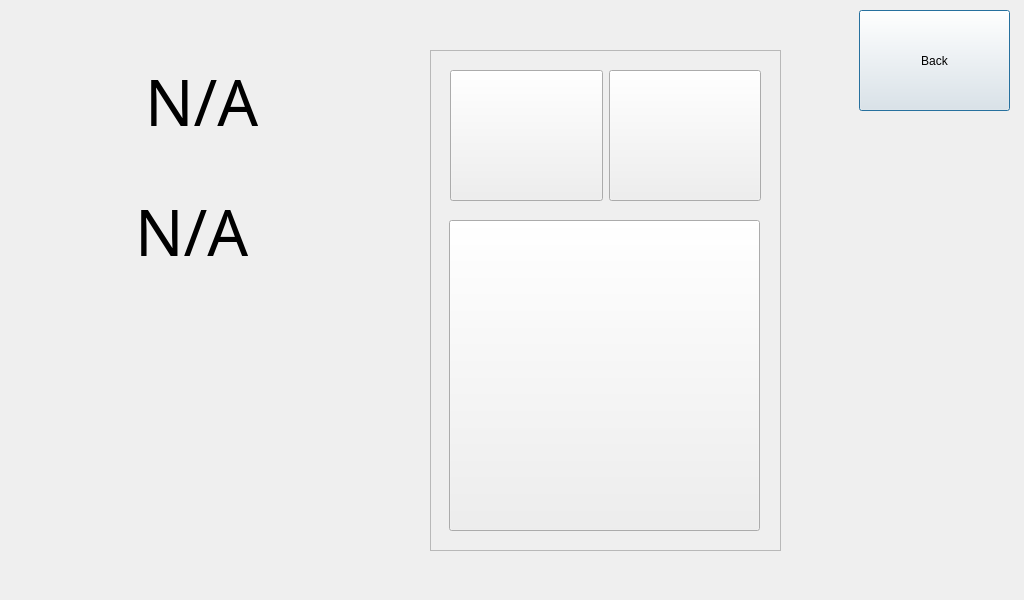
maajus/namas_main, file ui/Bath_Room_win.ui: the form before one commit.
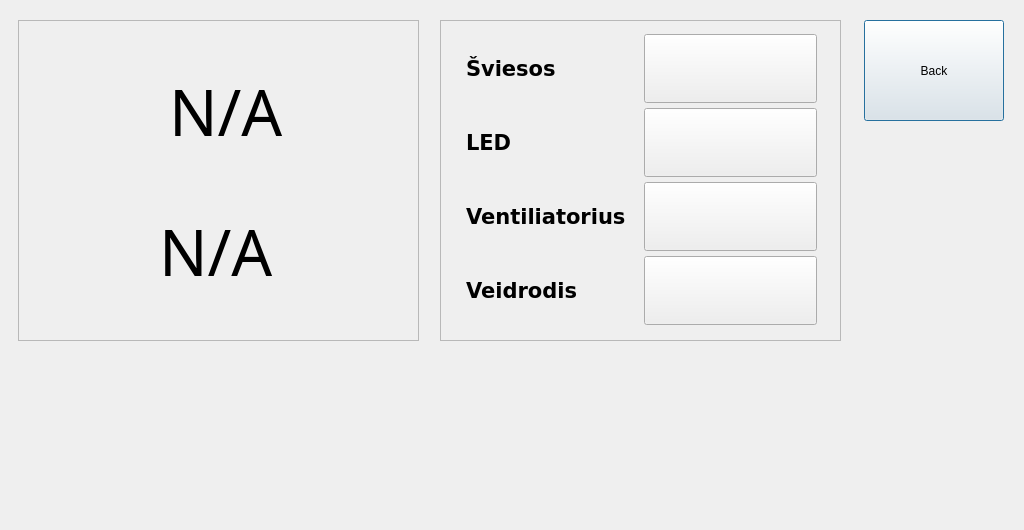
The form after the commit. Icons and pictures are not drawn.

```diff
--- a/ui/Bath_Room_win.ui
+++ b/ui/Bath_Room_win.ui
@@ -7,7 +7,7 @@
     <x>0</x>
     <y>0</y>
     <width>1024</width>
-    <height>600</height>
+    <height>530</height>
    </rect>
   </property>
   <property name="windowTitle">
@@ -16,9 +16,9 @@
   <widget class="QPushButton" name="back_button">
    <property name="geometry">
     <rect>
-     <x>859</x>
-     <y>10</y>
-     <width>151</width>
+     <x>864</x>
+     <y>20</y>
+     <width>140</width>
      <height>101</height>
     </rect>
    </property>
@@ -26,11 +26,209 @@
     <string>Back</string>
    </property>
   </widget>
+  <widget class="QFrame" name="room_buttons_frame">
+   <property name="geometry">
+    <rect>
+     <x>440</x>
+     <y>20</y>
+     <width>401</width>
+     <height>321</height>
+    </rect>
+   </property>
+   <property name="frameShape">
+    <enum>QFrame::StyledPanel</enum>
+   </property>
+   <property name="frameShadow">
+    <enum>QFrame::Raised</enum>
+   </property>
+   <widget class="QWidget" name="">
+    <property name="geometry">
+     <rect>
+      <x>26</x>
+      <y>14</y>
+      <width>351</width>
+      <height>291</height>
+     </rect>
+    </property>
+    <layout class="QVBoxLayout" name="verticalLayout">
+     <property name="spacing">
+      <number>5</number>
+     </property>
+     <item>
+      <layout class="QHBoxLayout" name="horizontalLayout">
+       <item>
+        <widget class="QLabel" name="label">
+         <property name="font">
+          <font>
+           <family>DejaVu Sans</family>
+           <pointsize>16</pointsize>
+           <weight>75</weight>
+           <bold>true</bold>
+          </font>
+         </property>
+         <property name="text">
+          <string>Šviesos</string>
+         </property>
+        </widget>
+       </item>
+       <item>
+        <widget class="QPushButton" name="lights0_button">
+         <property name="sizePolicy">
+          <sizepolicy hsizetype="Minimum" vsizetype="Minimum">
+           <horstretch>0</horstretch>
+           <verstretch>0</verstretch>
+          </sizepolicy>
+         </property>
+         <property name="text">
+          <string/>
+         </property>
+         <property name="iconSize">
+          <size>
+           <width>128</width>
+           <height>128</height>
+          </size>
+         </property>
+        </widget>
+       </item>
+      </layout>
+     </item>
+     <item>
+      <layout class="QHBoxLayout" name="horizontalLayout_4">
+       <item>
+        <widget class="QLabel" name="label_2">
+         <property name="font">
+          <font>
+           <family>DejaVu Sans</family>
+           <pointsize>16</pointsize>
+           <weight>75</weight>
+           <bold>true</bold>
+          </font>
+         </property>
+         <property name="text">
+          <string>LED</string>
+         </property>
+        </widget>
+       </item>
+       <item>
+        <widget class="QPushButton" name="lights1_button">
+         <property name="sizePolicy">
+          <sizepolicy hsizetype="Minimum" vsizetype="Minimum">
+           <horstretch>0</horstretch>
+           <verstretch>0</verstretch>
+          </sizepolicy>
+         </property>
+         <property name="text">
+          <string/>
+         </property>
+         <property name="iconSize">
+          <size>
+           <width>128</width>
+           <height>128</height>
+          </size>
+         </property>
+        </widget>
+       </item>
+      </layout>
+     </item>
+     <item>
+      <layout class="QHBoxLayout" name="horizontalLayout_5">
+       <item>
+        <widget class="QLabel" name="label_3">
+         <property name="font">
+          <font>
+           <family>DejaVu Sans</family>
+           <pointsize>16</pointsize>
+           <weight>75</weight>
+           <bold>true</bold>
+          </font>
+         </property>
+         <property name="text">
+          <string>Ventiliatorius</string>
+         </property>
+        </widget>
+       </item>
+       <item>
+        <widget class="QPushButton" name="lights2_button">
+         <property name="sizePolicy">
+          <sizepolicy hsizetype="Minimum" vsizetype="Minimum">
+           <horstretch>0</horstretch>
+           <verstretch>0</verstretch>
+          </sizepolicy>
+         </property>
+         <property name="text">
+          <string/>
+         </property>
+         <property name="iconSize">
+          <size>
+           <width>128</width>
+           <height>128</height>
+          </size>
+         </property>
+        </widget>
+       </item>
+      </layout>
+     </item>
+     <item>
+      <layout class="QHBoxLayout" name="horizontalLayout_6">
+       <item>
+        <widget class="QLabel" name="label_4">
+         <property name="font">
+          <font>
+           <family>DejaVu Sans</family>
+           <pointsize>16</pointsize>
+           <weight>75</weight>
+           <bold>true</bold>
+          </font>
+         </property>
+         <property name="text">
+          <string>Veidrodis</string>
+         </property>
+        </widget>
+       </item>
+       <item>
+        <widget class="QPushButton" name="lights3_button">
+         <property name="sizePolicy">
+          <sizepolicy hsizetype="Minimum" vsizetype="Minimum">
+           <horstretch>0</horstretch>
+           <verstretch>0</verstretch>
+          </sizepolicy>
+         </property>
+         <property name="text">
+          <string/>
+         </property>
+         <property name="iconSize">
+          <size>
+           <width>128</width>
+           <height>128</height>
+          </size>
+         </property>
+        </widget>
+       </item>
+      </layout>
+     </item>
+    </layout>
+   </widget>
+  </widget>
+  <widget class="QFrame" name="room_temp_frame">
+   <property name="geometry">
+    <rect>
+     <x>18</x>
+     <y>20</y>
+     <width>401</width>
+     <height>321</height>
+    </rect>
+   </property>
+   <property name="frameShape">
+    <enum>QFrame::StyledPanel</enum>
+   </property>
+   <property name="frameShadow">
+    <enum>QFrame::Raised</enum>
+   </property>
   <widget class="QWidget" name="layoutWidget">
    <property name="geometry">
     <rect>
-     <x>20</x>
-     <y>30</y>
+      <x>26</x>
+      <y>20</y>
      <width>351</width>
      <height>141</height>
     </rect>
@@ -73,7 +271,7 @@
   <widget class="QWidget" name="layoutWidget">
    <property name="geometry">
     <rect>
-     <x>20</x>
+      <x>26</x>
      <y>170</y>
      <width>351</width>
      <height>121</height>
@@ -112,96 +310,6 @@
       </property>
       <property name="text">
        <string>N/A</string>
-      </property>
-     </widget>
-    </item>
-   </layout>
-  </widget>
-  <widget class="QFrame" name="room_buttons_frame">
-   <property name="geometry">
-    <rect>
-     <x>430</x>
-     <y>50</y>
-     <width>351</width>
-     <height>501</height>
-    </rect>
-   </property>
-   <property name="frameShape">
-    <enum>QFrame::StyledPanel</enum>
-   </property>
-   <property name="frameShadow">
-    <enum>QFrame::Raised</enum>
-   </property>
-   <widget class="QPushButton" name="lights2_button">
-    <property name="geometry">
-     <rect>
-      <x>19</x>
-      <y>170</y>
-      <width>311</width>
-      <height>311</height>
-     </rect>
-    </property>
-    <property name="sizePolicy">
-     <sizepolicy hsizetype="Minimum" vsizetype="Minimum">
-      <horstretch>0</horstretch>
-      <verstretch>0</verstretch>
-     </sizepolicy>
-    </property>
-    <property name="text">
-     <string/>
-    </property>
-    <property name="iconSize">
-     <size>
-      <width>64</width>
-      <height>64</height>
-     </size>
-    </property>
-   </widget>
-   <widget class="QWidget" name="">
-    <property name="geometry">
-     <rect>
-      <x>20</x>
-      <y>20</y>
-      <width>311</width>
-      <height>131</height>
-     </rect>
-    </property>
-    <layout class="QHBoxLayout" name="horizontalLayout">
-     <item>
-      <widget class="QPushButton" name="lights0_button">
-       <property name="sizePolicy">
-        <sizepolicy hsizetype="Minimum" vsizetype="Minimum">
-         <horstretch>0</horstretch>
-         <verstretch>0</verstretch>
-        </sizepolicy>
-       </property>
-       <property name="text">
-        <string/>
-       </property>
-       <property name="iconSize">
-        <size>
-         <width>64</width>
-         <height>64</height>
-        </size>
-       </property>
-      </widget>
-     </item>
-     <item>
-      <widget class="QPushButton" name="lights1_button">
-       <property name="sizePolicy">
-        <sizepolicy hsizetype="Minimum" vsizetype="Minimum">
-         <horstretch>0</horstretch>
-         <verstretch>0</verstretch>
-        </sizepolicy>
-       </property>
-       <property name="text">
-        <string/>
-       </property>
-       <property name="iconSize">
-        <size>
-         <width>64</width>
-         <height>64</height>
-        </size>
        </property>
       </widget>
      </item>
```
Lines whose indentation alone changed are shown as unchanged.
